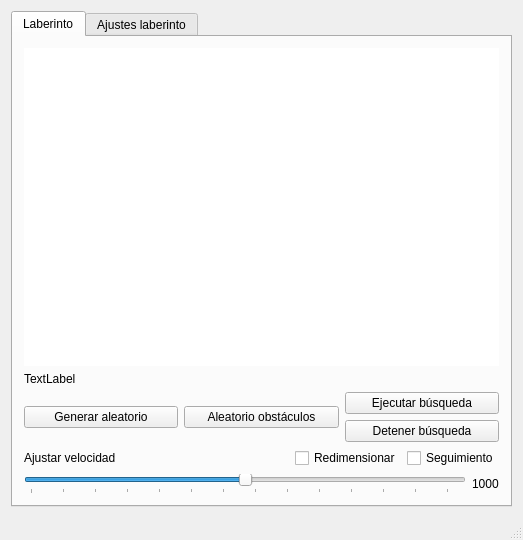
Qt form Implementación Gráfica 1/hp_mdl/ventanaprincipal.ui (Rafaherrero/ia) before a commit.
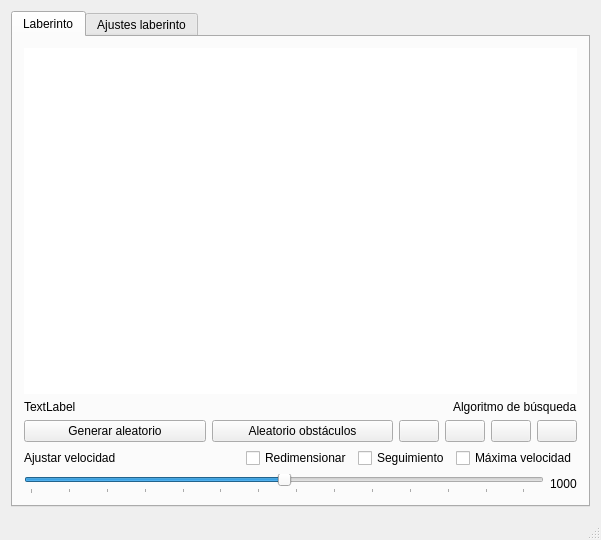
The same form after that commit. The open tabs and pages were chosen to show the change.

Commit message: Modificada interfaz gráfica. Añadidos nuevos botones. Arreglados clicks en la escena. Añadida función de búsqueda Turbo Boost. Versión pre-release

The edit to the form file:
```diff
--- a/Implementación Gráfica 1/hp_mdl/ventanaprincipal.ui
+++ b/Implementación Gráfica 1/hp_mdl/ventanaprincipal.ui
@@ -6,7 +6,7 @@
    <rect>
     <x>0</x>
     <y>0</y>
-    <width>523</width>
+    <width>601</width>
     <height>540</height>
    </rect>
   </property>
@@ -111,6 +111,11 @@
          </widget>
         </item>
         <item>
+         <layout class="QHBoxLayout" name="horizontalLayout_8">
+          <property name="topMargin">
+           <number>0</number>
+          </property>
+          <item>
          <widget class="QLabel" name="estado_harry">
           <property name="text">
            <string>TextLabel</string>
@@ -118,6 +123,21 @@
          </widget>
         </item>
         <item>
+           <widget class="QLabel" name="label_14">
+            <property name="sizePolicy">
+             <sizepolicy hsizetype="Maximum" vsizetype="Preferred">
+              <horstretch>0</horstretch>
+              <verstretch>0</verstretch>
+             </sizepolicy>
+            </property>
+            <property name="text">
+             <string>Algoritmo de búsqueda</string>
+            </property>
+           </widget>
+          </item>
+         </layout>
+        </item>
+        <item>
          <layout class="QHBoxLayout" name="horizontalLayout">
           <property name="topMargin">
            <number>0</number>
@@ -158,14 +178,9 @@
            </widget>
           </item>
           <item>
-           <layout class="QVBoxLayout" name="verticalLayout_4">
-            <property name="rightMargin">
-             <number>0</number>
-            </property>
-            <item>
              <widget class="QPushButton" name="play_lab">
               <property name="sizePolicy">
-               <sizepolicy hsizetype="MinimumExpanding" vsizetype="Fixed">
+             <sizepolicy hsizetype="Fixed" vsizetype="Fixed">
                 <horstretch>0</horstretch>
                 <verstretch>0</verstretch>
                </sizepolicy>
@@ -177,18 +192,49 @@
                </size>
               </property>
               <property name="text">
-               <string>Ejecutar búsqueda</string>
+             <string/>
               </property>
               <property name="iconSize">
                <size>
+              <width>18</width>
+              <height>18</height>
+             </size>
+            </property>
+           </widget>
+          </item>
+          <item>
+           <widget class="QPushButton" name="pause_lab">
+            <property name="sizePolicy">
+             <sizepolicy hsizetype="Fixed" vsizetype="Fixed">
+              <horstretch>0</horstretch>
+              <verstretch>0</verstretch>
+             </sizepolicy>
+            </property>
+            <property name="sizeIncrement">
+             <size>
                 <width>16</width>
-                <height>16</height>
+              <height>0</height>
+             </size>
+            </property>
+            <property name="text">
+             <string/>
+            </property>
+            <property name="iconSize">
+             <size>
+              <width>18</width>
+              <height>18</height>
                </size>
               </property>
              </widget>
             </item>
             <item>
              <widget class="QPushButton" name="stop_lab">
+            <property name="sizePolicy">
+             <sizepolicy hsizetype="Fixed" vsizetype="Fixed">
+              <horstretch>0</horstretch>
+              <verstretch>0</verstretch>
+             </sizepolicy>
+            </property>
               <property name="sizeIncrement">
                <size>
                 <width>16</width>
@@ -196,17 +242,34 @@
                </size>
               </property>
               <property name="text">
-               <string>Detener búsqueda</string>
+             <string/>
               </property>
               <property name="iconSize">
                <size>
-                <width>16</width>
-                <height>16</height>
+              <width>18</width>
+              <height>18</height>
                </size>
               </property>
              </widget>
             </item>
-           </layout>
+          <item>
+           <widget class="QPushButton" name="next_lab">
+            <property name="sizePolicy">
+             <sizepolicy hsizetype="Fixed" vsizetype="Fixed">
+              <horstretch>0</horstretch>
+              <verstretch>0</verstretch>
+             </sizepolicy>
+            </property>
+            <property name="text">
+             <string/>
+            </property>
+            <property name="iconSize">
+             <size>
+              <width>18</width>
+              <height>18</height>
+             </size>
+            </property>
+           </widget>
           </item>
          </layout>
         </item>
@@ -248,6 +311,19 @@
             </property>
            </widget>
           </item>
+          <item>
+           <widget class="QCheckBox" name="checkBox_3">
+            <property name="sizePolicy">
+             <sizepolicy hsizetype="Fixed" vsizetype="Fixed">
+              <horstretch>0</horstretch>
+              <verstretch>0</verstretch>
+             </sizepolicy>
+            </property>
+            <property name="text">
+             <string>Máxima velocidad</string>
+            </property>
+           </widget>
+          </item>
          </layout>
         </item>
         <item>
```
Left out of the diff: 4 changed lines with no effect on the pictures. Lines whose indentation alone changed are shown as unchanged. The commit also changes 6 other files.
